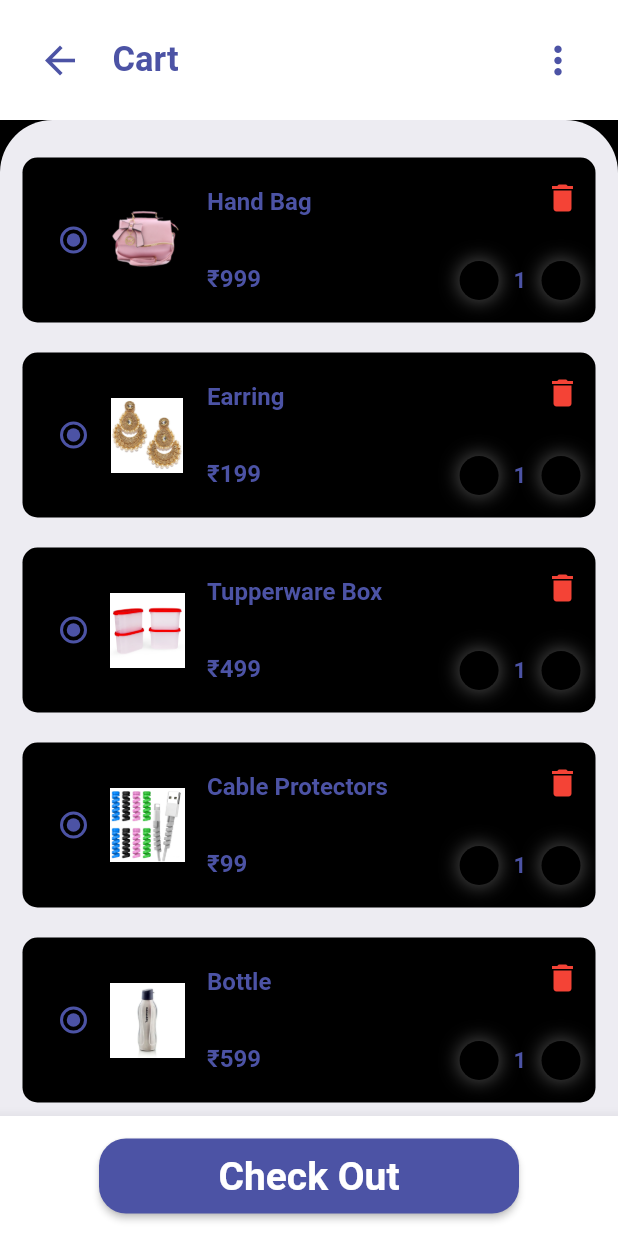
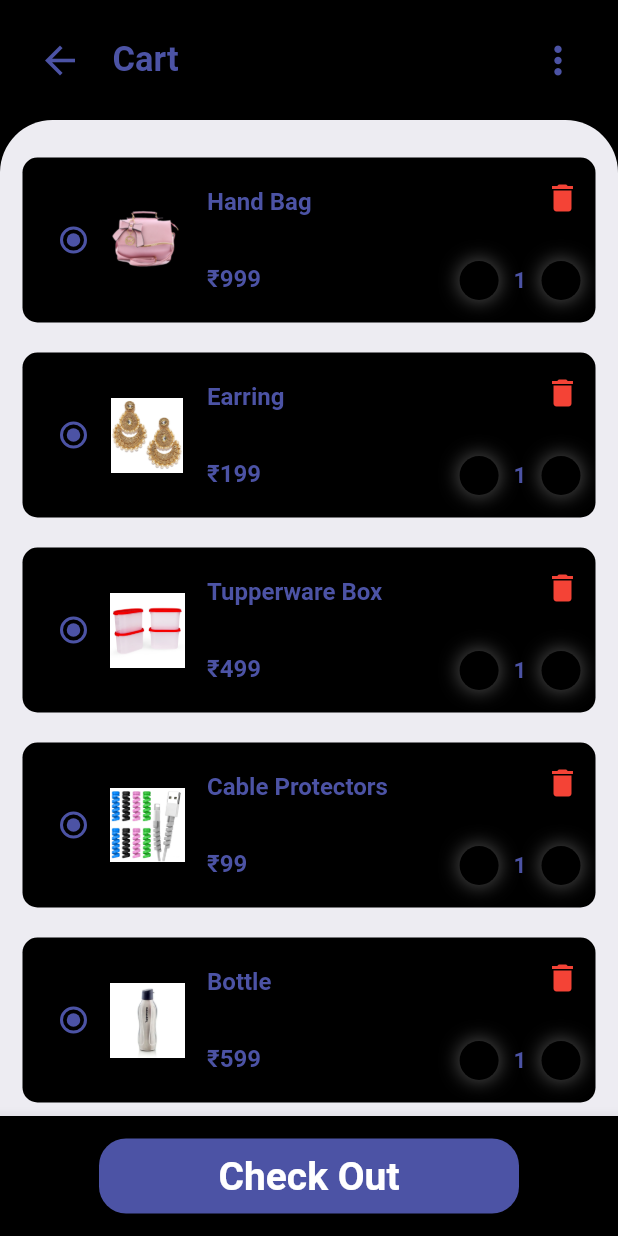
Before and after one commit to TheGrowPalProject/growpal, a Flutter app: the screen it shows after launch, after a tap on the "shopping bag" icon, on a phone screen of 412 x 824 dp. Run offline on Flutter 3.47's test engine with Material 2 defaults, Android fonts, the phone set to English and light mode, and no system bars; our stand-ins replace badges, curved_navigation_bar, firebase_core, flutter_rating_bar, flutter_tts; missing offline and left inert: clippy_flutter; accounts and stored records are empty.

Commit message:
fixed pages

```diff
--- a/lib/pages/CartPage.dart
+++ b/lib/pages/CartPage.dart
@@ -24,6 +24,7 @@ class _CartPageState extends State<CartPage> {
   @override
   Widget build(BuildContext context) {
     return Scaffold(
+      backgroundColor: Colors.black,
       body: ListView(
         children: [
           CartAppBar(),
--- a/lib/pages/ProdPage.dart
+++ b/lib/pages/ProdPage.dart
@@ -43,7 +43,7 @@ class _ProdPageState extends State<ProdPage> {
             height: 30,
             child: Container(
               width: double.infinity,
-              color: Colors.white,
+              color: Colors.black,
               child: Padding(
                 padding: EdgeInsets.symmetric(horizontal: 20),
                 child: Column(
--- a/lib/widgets/AboutAppBar.dart
+++ b/lib/widgets/AboutAppBar.dart
@@ -7,7 +7,7 @@ class AboutAppBar extends StatelessWidget {
   @override
   Widget build(BuildContext context) {
     return Container(
-      color: Colors.white,
+      color: Colors.black,
       padding: EdgeInsets.all(25),
       child: Row(
         children: [
--- a/lib/widgets/CartAppbar.dart
+++ b/lib/widgets/CartAppbar.dart
@@ -8,7 +8,7 @@ class CartAppBar extends StatelessWidget {
   @override
   Widget build(BuildContext context) {
     return Container(
-      color: Colors.white,
+      color: Colors.black,
       padding: EdgeInsets.all(25),
       child: Row(
         children: [
--- a/lib/widgets/CartBottomNaviBar.dart
+++ b/lib/widgets/CartBottomNaviBar.dart
@@ -23,6 +23,7 @@ class CartBottomNaviBarState extends State<CartBottomNaviBar> {
 
     return BottomAppBar(
       child: Container(
+        color:Colors.black,
         padding: EdgeInsets.symmetric(horizontal: 20, vertical: 15),
         height: 80,
         child: Column(
--- a/lib/widgets/CategoriesWidget.dart
+++ b/lib/widgets/CategoriesWidget.dart
@@ -14,12 +14,13 @@ class CategoriesWidget extends StatelessWidget {
         children: [
           for(int i = 1; i< 9; i++)
           Container(
+            color: Colors.black,
             margin: EdgeInsets.symmetric(horizontal: 10),
             padding: EdgeInsets.symmetric(vertical: 5, horizontal: 10),
-            decoration: BoxDecoration(
-              color: Colors.black,
-              borderRadius: BorderRadius.circular(20),
-            ),
+            // decoration: BoxDecoration(
+            //   color: Colors.black,
+            //   borderRadius: BorderRadius.circular(20),
+            // ),
             child: Row(
               crossAxisAlignment: CrossAxisAlignment.center,
               children: [
--- a/lib/widgets/ItemsWidget.dart
+++ b/lib/widgets/ItemsWidget.dart
@@ -21,7 +21,6 @@ class ItemsWidget extends StatelessWidget {
       children: [
         for(int i = 1; i<9; i++)
         Container(
-
           padding: EdgeInsets.only(
             left: 15,
             right: 15,
```
